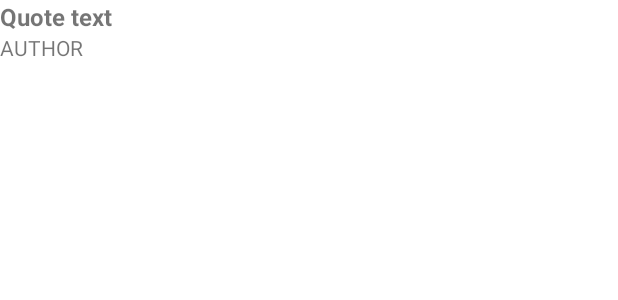
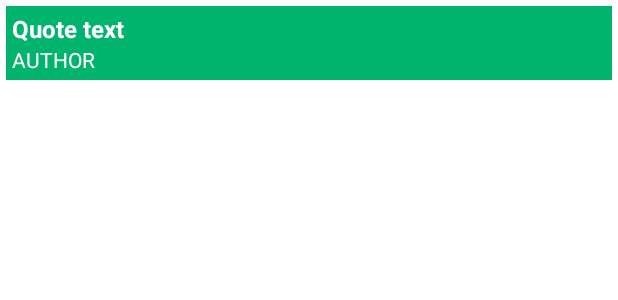
Before and after one commit to pratapnik/Kowts, an Android app: the layout ronan_quotes_item.xml on its own in the app's theme, with its tools: preview values and no code run, on a phone screen of 412 x 824 dp. Shown: the top 300 px of the screen. Run offline under Robolectric (Android 15) with nearby library versions, the phone set to English and light mode, and no system bars; network calls fail.

Commit message:
Added color to item

```diff
--- a/app/src/main/res/layout/ronan_quotes_item.xml
+++ b/app/src/main/res/layout/ronan_quotes_item.xml
@@ -3,6 +3,9 @@
     xmlns:tools="http://schemas.android.com/tools"
     android:orientation="vertical"
     android:layout_width="match_parent"
+    android:padding="@dimen/padding_4_dp"
+    android:layout_margin="@dimen/padding_4_dp"
+    android:background="@color/color_app_theme_accent"
     android:layout_height="wrap_content">
 
     <TextView
@@ -12,6 +15,7 @@
         tools:text="Quote text"
         android:textSize="16sp"
         android:textStyle="bold"
+        android:textColor="@color/color_white"
         />
     <TextView
         android:id="@+id/tvQuoteAuthorItem"
@@ -19,6 +23,7 @@
         android:layout_height="wrap_content"
         tools:text="Author"
         android:textAllCaps="true"
+        android:textColor="@color/color_white"
         />
 
 </LinearLayout>
--- a/app/src/main/res/values/colors.xml
+++ b/app/src/main/res/values/colors.xml
@@ -3,4 +3,6 @@
     <color name="colorPrimary">#6200EE</color>
     <color name="colorPrimaryDark">#3700B3</color>
     <color name="colorAccent">#03DAC5</color>
+    <color name="color_app_theme_accent">#00B46E</color>
+    <color name="color_white">#FFFFFF</color>
 </resources>
--- /dev/null
+++ b/app/src/main/res/values/dimens.xml
@@ -0,0 +1,4 @@
+<?xml version="1.0" encoding="utf-8"?>
+<resources>
+    <dimen name="padding_4_dp">4dp</dimen>
+</resources>
```
